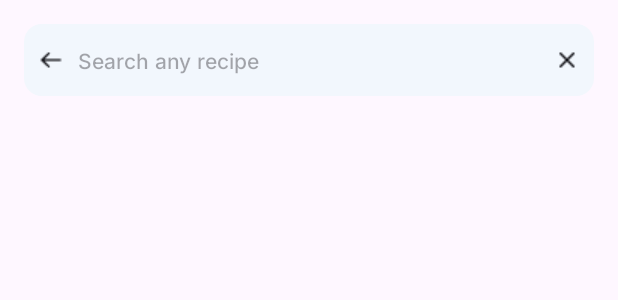
After one commit to hashcodez2004/Recipe-App, an Android app: the layout fragment_search_view.xml on its own in the app's theme, with its tools: preview values and no code run, on a phone screen of 412 x 824 dp. The commit adds this screen. Shown: the top 300 px of the screen. Run offline under Robolectric (Android 15) with nearby library versions, the phone set to English and light mode, and no system bars.

Commit message:
Search_View fragment Added

```diff
--- a/app/build.gradle.kts
+++ b/app/build.gradle.kts
@@ -1,6 +1,7 @@
 plugins {
     alias(libs.plugins.android.application)
     alias(libs.plugins.kotlin.android)
+    id("org.jetbrains.kotlin.kapt")
 }
 
 android {
@@ -49,4 +50,8 @@ dependencies {
     implementation(libs.converter.gson)
     implementation (libs.glide)
     annotationProcessor (libs.compiler)
+    implementation("androidx.room:room-runtime:2.6.1")
+    annotationProcessor("androidx.room:room-compiler:2.6.1")
+    kapt("androidx.room:room-compiler:2.6.1")
+    implementation("androidx.room:room-ktx:2.6.1")
 }
--- a/app/src/main/res/layout/fragment_favourites.xml
+++ b/app/src/main/res/layout/fragment_favourites.xml
@@ -1,5 +1,6 @@
 <?xml version="1.0" encoding="utf-8"?>
-<androidx.constraintlayout.widget.ConstraintLayout xmlns:android="http://schemas.android.com/apk/res/android"
+<androidx.constraintlayout.widget.ConstraintLayout
+    xmlns:android="http://schemas.android.com/apk/res/android"
     xmlns:tools="http://schemas.android.com/tools"
     android:layout_width="match_parent"
     android:layout_height="match_parent"
--- /dev/null
+++ b/app/src/main/res/layout/fragment_search_view.xml
@@ -0,0 +1,54 @@
+<?xml version="1.0" encoding="utf-8"?>
+<androidx.constraintlayout.widget.ConstraintLayout xmlns:android="http://schemas.android.com/apk/res/android"
+    xmlns:tools="http://schemas.android.com/tools"
+    android:layout_width="match_parent"
+    android:layout_height="match_parent"
+    xmlns:app="http://schemas.android.com/apk/res-auto"
+    tools:context=".SearchViewFragment">
+
+    <LinearLayout
+        android:layout_width="match_parent"
+        android:layout_height="48dp"
+        android:id="@+id/serch_view1"
+        android:orientation="horizontal"
+        app:layout_constraintTop_toTopOf="parent"
+        app:layout_constraintEnd_toEndOf="parent"
+        app:layout_constraintStart_toStartOf="parent"
+        android:backgroundTint="#F2F7FD"
+        android:layout_marginTop="16dp"
+        android:layout_marginHorizontal="16dp"
+        android:background="@drawable/rounded_edittext2">
+
+        <ImageView
+            android:layout_height="20dp"
+            android:layout_width="20dp"
+            android:id="@+id/search_img"
+            android:src="@drawable/search_icon1"
+            android:layout_gravity="center"/>
+
+        <EditText
+            android:layout_width="match_parent"
+            android:layout_height="match_parent"
+            android:layout_weight="1"
+            android:padding="0dp"
+            android:background="#F2F7FD"
+            android:hint="Search any recipe"
+            android:textColor="#606F89"
+            android:fontFamily="@font/inter_medium"
+            android:textSize="14sp"
+            android:textFontWeight="400"
+            android:lineHeight="20sp"
+            android:layout_marginHorizontal="8dp"/>
+
+        <ImageView
+            android:layout_height="20dp"
+            android:layout_width="20dp"
+            android:id="@+id/search_img2"
+            android:layout_marginRight="8dp"
+            android:src="@drawable/search_icon2"
+            android:layout_gravity="center"/>
+
+
+    </LinearLayout>
+
+</androidx.constraintlayout.widget.ConstraintLayout>
--- a/app/src/main/res/values/strings.xml
+++ b/app/src/main/res/values/strings.xml
@@ -17,4 +17,5 @@
     <string name="nutrition">Nutrition</string>
     <string name="bad_for_health_nutrition">Bad for health nutrition</string>
     <string name="good_for_health_nutrition">Good for health nutrition</string>
+    <string name="search_any_recipe">Search any recipe</string>
 </resources>
--- a/gradle/libs.versions.toml
+++ b/gradle/libs.versions.toml
@@ -11,9 +11,11 @@ appcompat = "1.7.0"
 material = "1.12.0"
 activity = "1.9.2"
 constraintlayout = "2.1.4"
+roomRuntime = "2.6.1"
 
 [libraries]
 androidx-core-ktx = { group = "androidx.core", name = "core-ktx", version.ref = "coreKtx" }
+androidx-room-runtime = { module = "androidx.room:room-runtime", version.ref = "roomRuntime" }
 compiler = { module = "com.github.bumptech.glide:compiler", version.ref = "glide" }
 converter-gson = { module = "com.squareup.retrofit2:converter-gson", version.ref = "converterGson" }
 glide = { module = "com.github.bumptech.glide:glide", version.ref = "glide" }
```
Also changed, not shown: app/src/main/java/com/hashdroid/recipe_app/favourites.kt (+37 -1 lines), app/src/main/java/com/hashdroid/recipe_app/home.kt (+18 -0 lines), app/src/main/java/com/hashdroid/recipe_app/network/FavouritesAdapter.kt (added, +42 -0 lines), app/src/main/java/com/hashdroid/recipe_app/network/FavouritesDAO.kt (added, +20 -0 lines), app/src/main/java/com/hashdroid/recipe_app/network/FavouritesDB.kt (added, +31 -0 lines), app/src/main/java/com/hashdroid/recipe_app/network/FavouritesEntity.kt (added, +13 -0 lines), app/src/main/java/com/hashdroid/recipe_app/recipie_view.kt (+69 -3 lines), app/src/main/java/com/hashdroid/recipe_app/search_view.kt (added, +33 -0 lines), app/src/main/res/layout/fragment_home.xml (+43 -11 lines), app/src/main/res/layout/fragment_recipie_view.xml (+10 -0 lines), app/src/main/res/drawable/heart_empty.png (added), app/src/main/res/drawable/heart_filled.png (added), app/src/main/res/drawable/search_icon.png (added), app/src/main/res/drawable/search_icon1.png (added), 1 more files.
